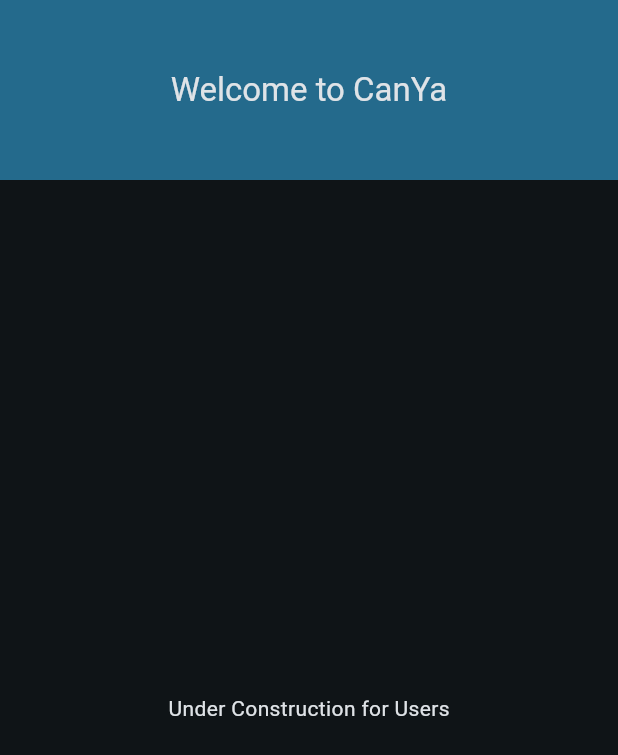
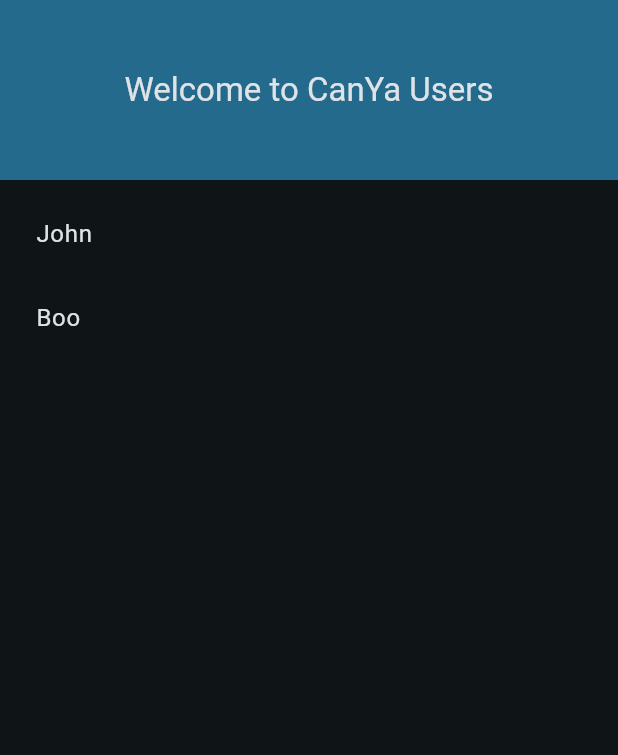
Before and after one commit to mcdona22/canya-neo, a Flutter app: the screen it shows after launch, on a phone screen of 412 x 824 dp. Shown: the top 755 px of the screen. Run offline on Flutter 3.47's test engine with Material 3 defaults, Android fonts, the phone set to English and light mode, and no system bars; our stand-ins replace freezed_annotation, go_router, hooks_riverpod, loggy; missing offline and left inert: flutter_loggy; generated files the repository leaves out were written again.

Commit message:
created a primitive User object and displayed a static list of these as a chassis for fleshing out the repository to fetch them from the db

```diff
--- a/lib/features/landing/landing_screen.dart
+++ b/lib/features/landing/landing_screen.dart
@@ -11,7 +11,11 @@
   @override
   Widget build(BuildContext context, WidgetRef ref) {
     return Scaffold(
-      appBar: createAppBar(context, 'Welcome to CanYa'),
+      appBar: createAppBar(
+        context,
+        'Welcome to CanYa '
+        'Users',
+      ),
       body: const UserList(),
     );
   }
--- a/lib/features/user/data/user.dart
+++ b/lib/features/user/data/user.dart
@@ -1 +1,15 @@
-class User {}
+import 'package:freezed_annotation/freezed_annotation.dart';
+
+part 'user.freezed.dart';
+part 'user.g.dart';
+
+@freezed
+abstract class User with _$User {
+  const User._();
+
+  const factory User({String? id, required String name}) =
+      _User;
+
+  factory User.fromJson(Map<String, Object?> json) =>
+      _$UserFromJson(json);
+}
--- a/lib/features/user/user_list/presentation/user_list.dart
+++ b/lib/features/user/user_list/presentation/user_list.dart
@@ -1,3 +1,4 @@
+import 'package:canya_mobile/features/user/data/user.dart';
 import 'package:flutter/material.dart';
 import 'package:hooks_riverpod/hooks_riverpod.dart';
 import 'package:loggy/loggy.dart';
@@ -7,20 +8,26 @@
 
   @override
   Widget build(BuildContext context, WidgetRef ref) {
-    return const Center(
-      child: Text(
-        'Under Construction '
-        'for Users',
-      ),
+    List<User> users = [
+      User(name: 'John'),
+      User(name: 'Boo'),
+    ];
+
+    return ListView.builder(
+      padding: EdgeInsets.all(8.0),
+      itemBuilder: (_, i) => UserTile(user: users[i]),
+      itemCount: users.length,
     );
   }
 }
 
 class UserTile extends HookConsumerWidget with UiLoggy {
-  const UserTile({super.key});
+  final User user;
+
+  const UserTile({required this.user, super.key});
 
   @override
   Widget build(BuildContext context, WidgetRef ref) {
-    return const Center(child: Text('Under Construction'));
+    return ListTile(title: Text(user.name));
   }
 }
```
Also changed, not shown: pubspec.yaml (+7 -5 lines), pubspec.lock, 1 other file.
